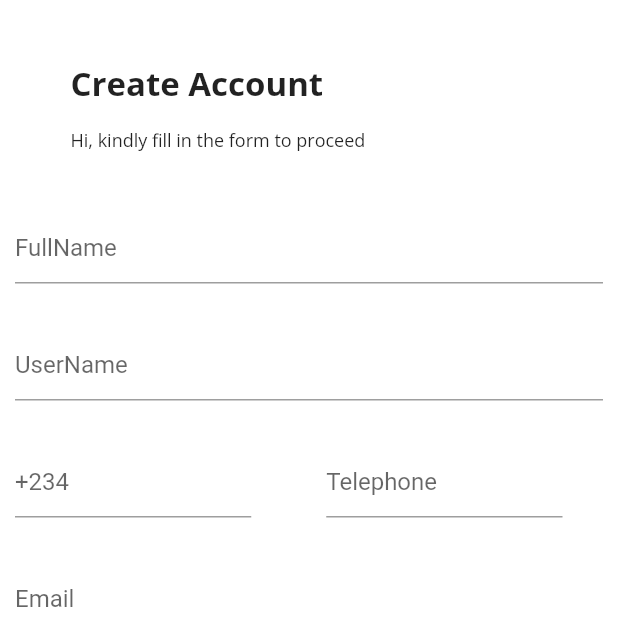
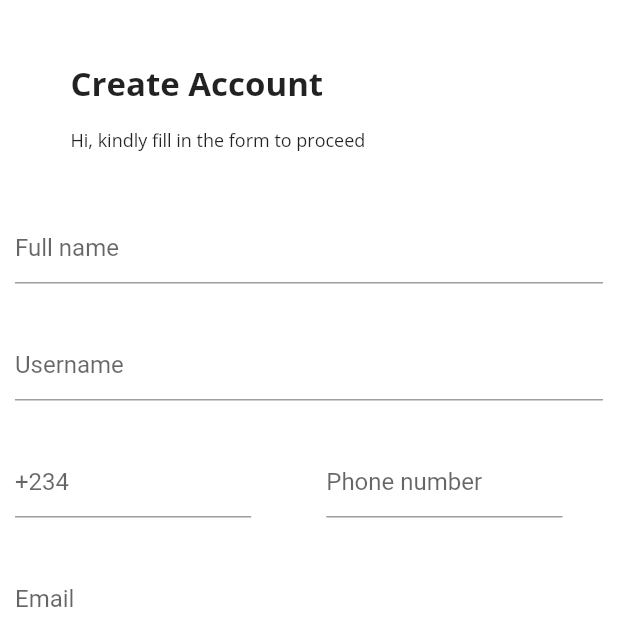
Before and after one commit to Jesuloba-king/29thAugust, a Flutter app: the screen it shows after launch, on a phone screen of 412 x 824 dp, the top half of it. Run offline on Flutter 3.47's test engine with Material 2 defaults, Android fonts, the phone set to English and light mode, and no system bars; our stand-ins replace google_fonts, shared_preferences.

```diff
--- a/lib/main.dart
+++ b/lib/main.dart
@@ -35,7 +35,11 @@ class MyHomePage extends StatefulWidget {
 
 class _MyHomePageState extends State<MyHomePage> {
   get formKey => null;
-
+  TextEditingController? emailTEC = TextEditingController();
+  TextEditingController? fullName = TextEditingController();
+  TextEditingController? passW = TextEditingController();
+  TextEditingController? phoneN = TextEditingController();
+  TextEditingController? userN = TextEditingController();
 
   @override
   Widget build(BuildContext context) {
@@ -95,6 +99,7 @@ class _MyHomePageState extends State<MyHomePage> {
                     child: Column(
                         children: [
                           TextFormField(
+                            controller: fullName,
                             validator: (String? val){
                               if(val!.isEmpty){
                                 return "full name is empty";
@@ -102,13 +107,14 @@ class _MyHomePageState extends State<MyHomePage> {
                               return null;
                             },
                             decoration: const InputDecoration(
-                                hintText: "FullName"
+                                hintText: "Full name"
                             ),
                           ),
 
                           //User name filed
                           const SizedBox(height: 30,),
                           TextFormField(
+                            controller: userN,
                             validator: (String? val){
                               if(val!.isEmpty){
                                 return "enter username";
@@ -116,7 +122,7 @@ class _MyHomePageState extends State<MyHomePage> {
                               return null;
                             },
                             decoration: const InputDecoration(
-                                hintText: "UserName"
+                                hintText: "Username"
                             ),
                           ),
 
@@ -140,6 +146,7 @@ class _MyHomePageState extends State<MyHomePage> {
                               const SizedBox(width: 50,),
                               Expanded(child:
                               TextFormField(
+                                controller: phoneN,
                                 validator: (String? val){
                                   if(val!.isEmpty){
                                     return "enter phone number";
@@ -147,7 +154,7 @@ class _MyHomePageState extends State<MyHomePage> {
                                   return null;
                                 },
                                 decoration: const InputDecoration(
-                                    hintText: "Telephone"
+                                    hintText: "Phone number"
                                 ),
                               ),),
                               const SizedBox(width: 27,),
@@ -157,6 +164,7 @@ class _MyHomePageState extends State<MyHomePage> {
                           //Email field....
                           const SizedBox(height: 30,),
                           TextFormField(
+                            controller: emailTEC,
                             validator: (String? val){
                               if(val!.isEmpty){
                                 return "email is empty";
@@ -232,6 +240,7 @@ class _MyHomePageState extends State<MyHomePage> {
                           //Password field
                           const SizedBox(height: 30,),
                           TextFormField(
+                            controller: passW,
                             validator: (String? val){
                               if(val!.isEmpty){
                                 return "password is empty";
@@ -266,10 +275,15 @@ class _MyHomePageState extends State<MyHomePage> {
                             disabledColor: CupertinoColors.activeOrange,
                             onPressed: () async {
                               SharedPreferences prefs = await SharedPreferences.getInstance();
-                              prefs.setStringList('Details',
-                                  <String> ['Email', 'useremail@gmail.com', 'Phone Number','Password',] );
-                              Navigator.push(context, MaterialPageRoute(builder: (context) {
-                              return const LoginPage(title: "Login");
+                              prefs.setString('Email', emailTEC!.text);
+                              prefs.setString('password', passW!.text);
+                              prefs.setString('username', userN!.text);
+                              prefs.setString('name', fullName!.text);
+                              prefs.setString('phone number', phoneN!.text);
+                              print(emailTEC!.text);
+                              print(fullName!.text);
+                              Navigator.push(context, MaterialPageRoute(builder: (contxt) {
+                              return  LoginPage(title: "Login");
                             }));},
                             child: Text('Create Account',
                               style: GoogleFonts.openSans(
@@ -283,27 +297,17 @@ class _MyHomePageState extends State<MyHomePage> {
                             textAlign: TextAlign.center,
                             style: GoogleFonts.openSans(
                               fontSize: 14,
-                              fontWeight: FontWeight.w700,
+                              fontWeight: FontWeight.w500,
                               color: Colors.black,
                             ),),
                           // const SizedBox(height: 30,),
-                          CupertinoButton.filled(
-                            borderRadius: BorderRadius.circular(100),
-                            onPressed: () async {
-                            SharedPreferences prefs = await SharedPreferences.getInstance();
-                            prefs.setStringList('Details',
-                                <String> ['Email', 'useremail@gmail.com', 'Phone Number','Password',] );
-                            Navigator.push(context, MaterialPageRoute(builder: (context) {
-                              return const LoginPage(title: "Login");
-                            }));},
-                            child: Text("Login",
-                              textAlign: TextAlign.center,
-                              style: GoogleFonts.openSans(
-                                fontSize: 14,
-                                fontWeight: FontWeight.w400,
-                                color: Colors.black,
-                              ),),
-                          ),
+                          Text("Login",
+                            textAlign: TextAlign.center,
+                            style: GoogleFonts.openSans(
+                              fontSize: 18,
+                              fontWeight: FontWeight.bold,
+                              color: Colors.black,
+                            ),),
                         ],
                     ),
                   ),
```
Also changed, not shown: lib/LoginPage.dart (+34 -3 lines), lib/finalpage.dart (+44 -1 lines).
